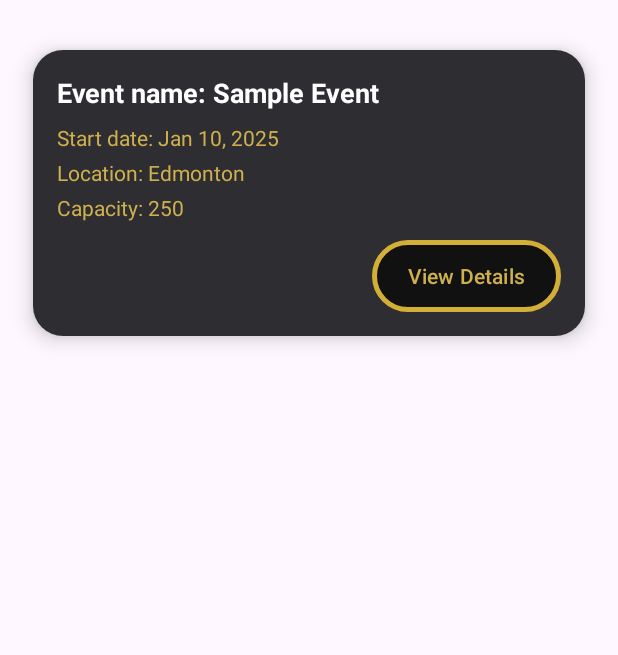
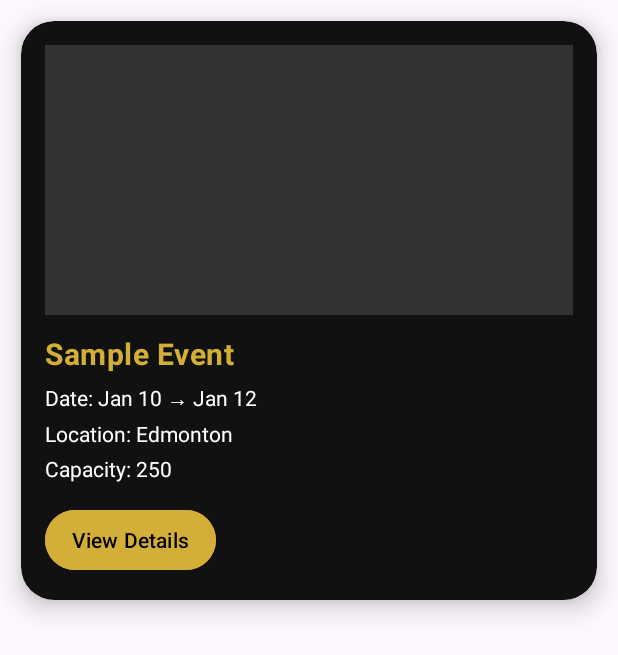
Before and after one commit to CMPUT301-Sulfur/sulfur-events, an Android app: the layout organizer_events_row.xml on its own in the app's theme, with its tools: preview values and no code run, on a phone screen of 412 x 824 dp. Shown: the top 655 px of the screen. Run offline under Robolectric (Android 15) with nearby library versions, the phone set to English and light mode, and no system bars.

Commit message:
fixed UI

```diff
--- a/app/src/main/res/layout/organizer_events_row.xml
+++ b/app/src/main/res/layout/organizer_events_row.xml
@@ -1,99 +1,193 @@
 <?xml version="1.0" encoding="utf-8"?>
 <androidx.cardview.widget.CardView xmlns:android="http://schemas.android.com/apk/res/android"
     xmlns:app="http://schemas.android.com/apk/res-auto"
-    xmlns:tools="http://schemas.android.com/tools"
     android:layout_width="match_parent"
     android:layout_height="wrap_content"
-    android:layout_marginStart="8dp"
-    android:layout_marginTop="15dp"
-    android:layout_marginEnd="8dp"
-    android:layout_marginBottom="5dp"
-    app:cardCornerRadius="20dp"
-    app:cardElevation="8dp"
-    app:cardUseCompatPadding="true">
+    android:layout_margin="14dp"
+    app:cardCornerRadius="22dp"
+    app:cardElevation="10dp"
+    android:backgroundTint="#111111">
 
-    <androidx.constraintlayout.widget.ConstraintLayout
+    <LinearLayout
         android:layout_width="match_parent"
         android:layout_height="wrap_content"
-        android:padding="16dp"
-        android:background="@color/gray">
+        android:orientation="vertical"
+        android:padding="16dp">
 
-        <!-- Event Name (bold, large) -->
+        <!-- EVENT IMAGE -->
+        <ImageView
+            android:id="@+id/EventImageCard"
+            android:layout_width="match_parent"
+            android:layout_height="180dp"
+            android:layout_marginBottom="12dp"
+            android:adjustViewBounds="true"
+            android:background="#333333"
+            android:clipToOutline="true"
+            android:scaleType="centerCrop" />
+
+        <!-- EVENT NAME -->
         <TextView
             android:id="@+id/EventNameCard"
-            android:layout_width="0dp"
+            android:layout_width="wrap_content"
             android:layout_height="wrap_content"
-            android:text="Event name: Sample Event"
-            android:textColor="@color/white"
-            android:textStyle="bold"
-            android:textSize="18sp"
-            app:layout_constraintTop_toTopOf="parent"
-            app:layout_constraintStart_toStartOf="parent"
-            app:layout_constraintEnd_toEndOf="parent" />
+            android:letterSpacing="0.02"
+            android:text="Sample Event"
+            android:textColor="#D4AF37"
+            android:textSize="20sp"
+            android:textStyle="bold" />
 
-        <ImageView
-            android:id="@+id/EventImageCard"
-            android:layout_width="100dp"
-            android:layout_height="100dp"
-            android:scaleType="centerCrop"
-            app:layout_constraintEnd_toEndOf="parent"
-            app:layout_constraintTop_toTopOf="parent" />
-
-        <!-- Start Date -->
+        <!-- DATE -->
         <TextView
             android:id="@+id/DateDetailsCard"
-            android:layout_width="0dp"
+            android:layout_width="wrap_content"
             android:layout_height="wrap_content"
-            android:layout_marginTop="8dp"
-            android:text="Start date: Jan 10, 2025"
-            android:textColor="@color/yellow"
-            android:textSize="14sp"
-            app:layout_constraintEnd_toEndOf="parent"
-            app:layout_constraintStart_toStartOf="parent"
-            app:layout_constraintTop_toBottomOf="@id/EventNameCard" />
+            android:layout_marginTop="6dp"
+            android:text="Date: Jan 10 → Jan 12"
+            android:textColor="#FFFFFF"
+            android:textSize="14sp" />
 
-        <!-- Location -->
+        <!-- LOCATION -->
         <TextView
             android:id="@+id/LocationDetailsCard"
-            android:layout_width="0dp"
+            android:layout_width="wrap_content"
             android:layout_height="wrap_content"
+            android:layout_marginTop="4dp"
             android:text="Location: Edmonton"
-            android:textColor="@color/yellow"
-            android:textSize="14sp"
-            android:layout_marginTop="4dp"
-            app:layout_constraintTop_toBottomOf="@id/DateDetailsCard"
-            app:layout_constraintStart_toStartOf="parent"
-            app:layout_constraintEnd_toEndOf="parent" />
+            android:textColor="#FFFFFF"
+            android:textSize="14sp" />
 
-        <!-- ✅ Capacity -->
+        <!-- CAPACITY -->
         <TextView
             android:id="@+id/CapacityDetailsCard"
-            android:layout_width="0dp"
+            android:layout_width="wrap_content"
             android:layout_height="wrap_content"
+            android:layout_marginTop="4dp"
             android:text="Capacity: 250"
-            android:textColor="@color/yellow"
-            android:textSize="14sp"
-            android:layout_marginTop="4dp"
-            app:layout_constraintTop_toBottomOf="@id/LocationDetailsCard"
-            app:layout_constraintStart_toStartOf="parent"
-            app:layout_constraintEnd_toEndOf="parent" />
+            android:textColor="#FFFFFF"
+            android:textSize="14sp" />
 
-        <!-- Edit Event Button -->
-        <com.google.android.material.button.MaterialButton
+        <!-- BUTTON -->
+        <Button
             android:id="@+id/EditEventButtonCard"
             android:layout_width="wrap_content"
             android:layout_height="wrap_content"
+            android:layout_marginTop="14dp"
+            android:backgroundTint="#D4AF37"
+            android:paddingHorizontal="18dp"
+            android:paddingVertical="6dp"
             android:text="View Details"
-            android:textColor="@color/yellow"
-            android:background="@drawable/gold_border_rounded"
-            android:layout_marginTop="12dp"
-            app:layout_constraintTop_toBottomOf="@id/CapacityDetailsCard"
-            app:layout_constraintEnd_toEndOf="parent"
-            app:backgroundTint="@null"
-            app:rippleColor="@android:color/transparent"/>
+            android:textAllCaps="false"
+            android:textColor="#000000"
+            app:cornerRadius="40dp" />
+
+    </LinearLayout>
+
+</androidx.cardview.widget.CardView>
 
 
 
 
-    </androidx.constraintlayout.widget.ConstraintLayout>
-</androidx.cardview.widget.CardView>
+
+
+
+    <!--<?xml version="1.0" encoding="utf-8"?>-->
+<!--<androidx.cardview.widget.CardView xmlns:android="http://schemas.android.com/apk/res/android"-->
+<!--    xmlns:app="http://schemas.android.com/apk/res-auto"-->
+<!--    xmlns:tools="http://schemas.android.com/tools"-->
+<!--    android:layout_width="match_parent"-->
+<!--    android:layout_height="wrap_content"-->
+<!--    android:layout_marginStart="8dp"-->
+<!--    android:layout_marginTop="15dp"-->
+<!--    android:layout_marginEnd="8dp"-->
+<!--    android:layout_marginBottom="5dp"-->
+<!--    app:cardCornerRadius="20dp"-->
+<!--    app:cardElevation="8dp"-->
+<!--    app:cardUseCompatPadding="true">-->
+
+<!--    <androidx.constraintlayout.widget.ConstraintLayout-->
+<!--        android:layout_width="match_parent"-->
+<!--        android:layout_height="wrap_content"-->
+<!--        android:padding="16dp"-->
+<!--        android:background="@color/gray">-->
+
+<!--        &lt;!&ndash; Event Name (bold, large) &ndash;&gt;-->
+<!--        <TextView-->
+<!--            android:id="@+id/EventNameCard"-->
+<!--            android:layout_width="0dp"-->
+<!--            android:layout_height="wrap_content"-->
+<!--            android:text="Event name: Sample Event"-->
+<!--            android:textColor="@color/white"-->
+<!--            android:textStyle="bold"-->
+<!--            android:textSize="18sp"-->
+<!--            app:layout_constraintTop_toTopOf="parent"-->
+<!--            app:layout_constraintStart_toStartOf="parent"-->
+<!--            app:layout_constraintEnd_toEndOf="parent" />-->
+
+<!--        <ImageView-->
+<!--            android:id="@+id/EventImageCard"-->
+<!--            android:layout_width="100dp"-->
+<!--            android:layout_height="100dp"-->
+<!--            android:scaleType="centerCrop"-->
+<!--            app:layout_constraintEnd_toEndOf="parent"-->
+<!--            app:layout_constraintTop_toTopOf="parent" />-->
+
+
+
+<!--        &lt;!&ndash; Start Date &ndash;&gt;-->
+<!--        <TextView-->
+<!--            android:id="@+id/DateDetailsCard"-->
+<!--            android:layout_width="0dp"-->
+<!--            android:layout_height="wrap_content"-->
+<!--            android:layout_marginTop="8dp"-->
+<!--            android:text="Start date: Jan 10, 2025"-->
+<!--            android:textColor="@color/yellow"-->
+<!--            android:textSize="14sp"-->
+<!--            app:layout_constraintEnd_toEndOf="parent"-->
+<!--            app:layout_constraintStart_toStartOf="parent"-->
+<!--            app:layout_constraintTop_toBottomOf="@id/EventNameCard" />-->
+
+<!--        &lt;!&ndash; Location &ndash;&gt;-->
+<!--        <TextView-->
+<!--            android:id="@+id/LocationDetailsCard"-->
+<!--            android:layout_width="0dp"-->
+<!--            android:layout_height="wrap_content"-->
+<!--            android:text="Location: Edmonton"-->
+<!--            android:textColor="@color/yellow"-->
+<!--            android:textSize="14sp"-->
+<!--            android:layout_marginTop="4dp"-->
+<!--            app:layout_constraintTop_toBottomOf="@id/DateDetailsCard"-->
+<!--            app:layout_constraintStart_toStartOf="parent"-->
+<!--            app:layout_constraintEnd_toEndOf="parent" />-->
+
+<!--        &lt;!&ndash;  Capacity &ndash;&gt;-->
+<!--        <TextView-->
+<!--            android:id="@+id/CapacityDetailsCard"-->
+<!--            android:layout_width="0dp"-->
+<!--            android:layout_height="wrap_content"-->
+<!--            android:text="Capacity: 250"-->
+<!--            android:textColor="@color/yellow"-->
+<!--            android:textSize="14sp"-->
+<!--            android:layout_marginTop="4dp"-->
+<!--            app:layout_constraintTop_toBottomOf="@id/LocationDetailsCard"-->
+<!--            app:layout_constraintStart_toStartOf="parent"-->
+<!--            app:layout_constraintEnd_toEndOf="parent" />-->
+
+<!--        &lt;!&ndash; Edit Event Button &ndash;&gt;-->
+<!--        <com.google.android.material.button.MaterialButton-->
+<!--            android:id="@+id/EditEventButtonCard"-->
+<!--            android:layout_width="wrap_content"-->
+<!--            android:layout_height="wrap_content"-->
+<!--            android:text="View Details"-->
+<!--            android:textColor="@color/yellow"-->
+<!--            android:background="@drawable/gold_border_rounded"-->
+<!--            android:layout_marginTop="12dp"-->
+<!--            app:layout_constraintTop_toBottomOf="@id/CapacityDetailsCard"-->
+<!--            app:layout_constraintEnd_toEndOf="parent"-->
+<!--            app:backgroundTint="@null"-->
+<!--            app:rippleColor="@android:color/transparent"/>-->
+
+
+
+
+<!--    </androidx.constraintlayout.widget.ConstraintLayout>-->
+<!--</androidx.cardview.widget.CardView>-->
```
